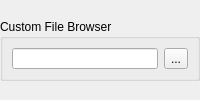
KelSolaar/sIBL_GUI, file src/components/addons/locationsBrowser/ui/Locations_Browser.ui: the form before one commit.
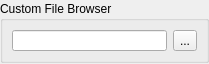
The form after the commit.

```diff
--- a/src/components/addons/locationsBrowser/ui/Locations_Browser.ui
+++ b/src/components/addons/locationsBrowser/ui/Locations_Browser.ui
@@ -2,6 +2,14 @@
 <ui version="4.0">
  <class>Locations_Browser_Form</class>
  <widget class="QWidget" name="Locations_Browser_Form">
+  <property name="geometry">
+   <rect>
+    <x>0</x>
+    <y>0</y>
+    <width>209</width>
+    <height>64</height>
+   </rect>
+  </property>
   <property name="windowTitle">
    <string>Locations Browser</string>
   </property>
```
Left out of the diff: 2 changed lines with no effect on the pictures.
